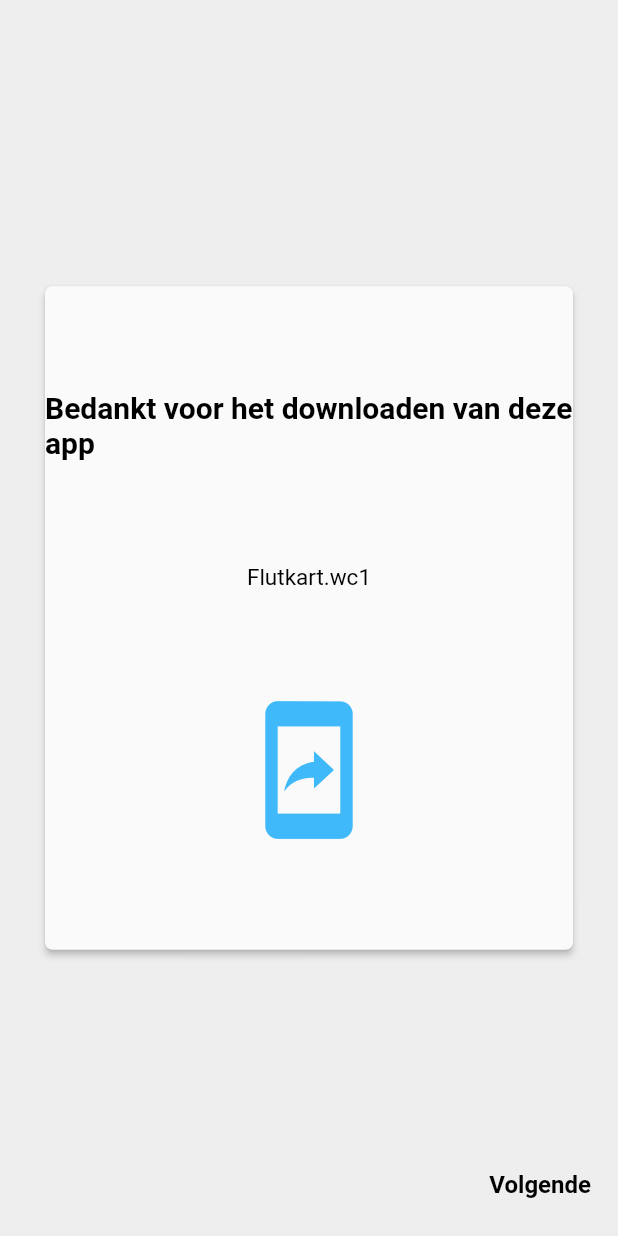
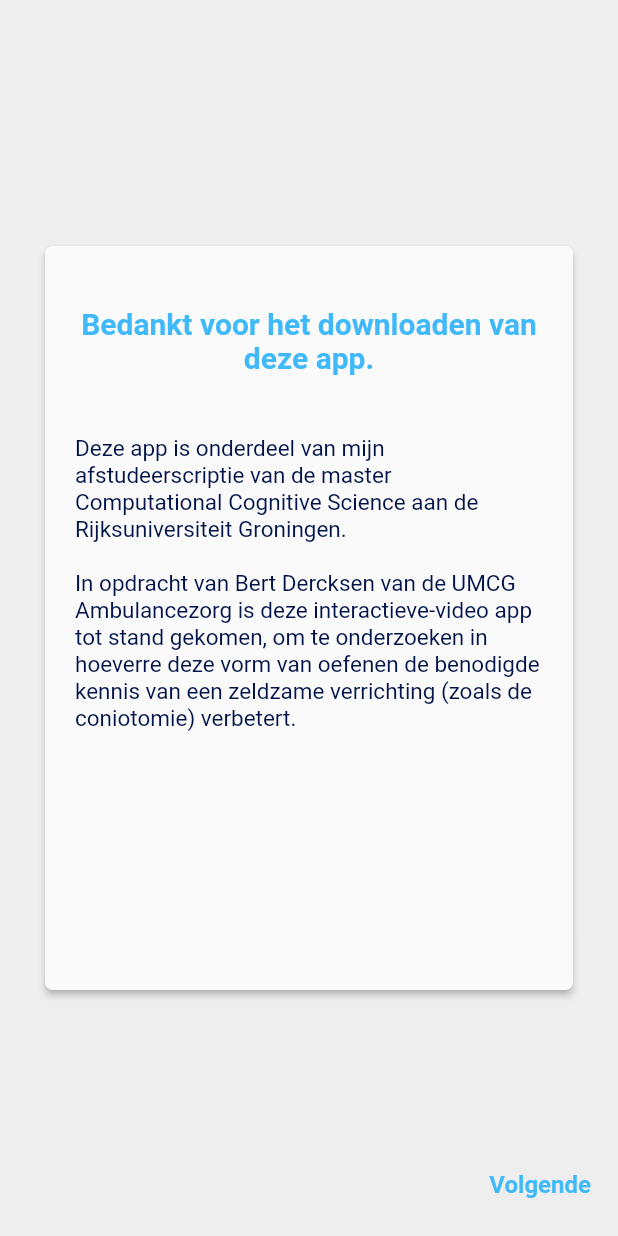
Before and after one commit to floorkuipers/ambu, a Flutter app: the IntroScreen screen opened directly, on a phone screen of 412 x 824 dp. Run offline on Flutter 3.47's test engine with Material 2 defaults, Android fonts, the light colour scheme and no system bars; our stand-ins replace cloud_firestore, firebase_auth, firebase_core, firebase_database, flutter_spinkit, percent_indicator and 2 more; accounts and stored records are empty.

Commit message:
login bug

```diff
--- /dev/null
+++ b/lib/models/appInfo.dart
@@ -0,0 +1,12 @@
+class appInfo{
+  static const String bedankt = "Bedankt voor het downloaden van deze app.";
+  static const String bedanktText = "Deze app is onderdeel van mijn afstudeerscriptie van de master Computational Cognitive Science aan de Rijksuniversiteit Groningen. \n\nIn opdracht van Bert Dercksen van de UMCG Ambulancezorg is deze interactieve-video app tot stand gekomen, om te onderzoeken in hoeverre deze vorm van oefenen de benodigde kennis van een zeldzame verrichting (zoals de coniotomie) verbetert.";
+  static const String hoe = "Hoe werkt de app?";
+  static const String hoeText = "In deze zogenoemde beta versie van de app zijn er alleen van de verrichting Coniotomie oefeningen te vinden. Door te klikken op deze verrichting krijg je een lijst met interactieve video oefeningen te zien. Ter voorbereiding op de beoordeling met de fantoompop vraag ik je om deze oefeningen te doen. \n\nOm overzicht te krijgen van de hoeveelheid deelnemers van mijn app is het nodig om een account aan te maken. Dit kun je doen door in te loggen met een e-mailadres of door ‘anoniem’ in te loggen. Let op: als je anoniem inlogt ben je je gegevens en voortgang kwijt zodra je uitlogt.";
+  static const String gegevens = "Gegevens";
+  static const String gegevensText = "De app houdt je score bij op de verschillende oefeningen en welke oefeningen reeds zijn uitgevoerd en welke nog niet. \n\nDeze gegevens worden verwijderd uit de database zodra de fantoompop toetsingen geweest zijn en zullen alleen intern gebruikt worden voor mijn benoemde scriptie onderzoek.";
+  static const String vastlopen = "Loop je ergens tegenaan?";
+  static const String vastlopenText = "De app is nog in ontwikkeling en kan daarom soms onvoorzien even niet zo goed werken. \n\nAls je ergens op vastloopt in de app, waardoor je niet goed de oefeningen kan voltooien, laat het dan weten via het invulformulier op je persoonlijke pagina in de app. \n\nVoor overige vragen kun je contact opnemen met mij via f.t.a.kuipers@student.rug.nl. \n\nDeze informatie is terug te lezen via \n'Menu -> App info'";
+
+
+}
--- a/lib/pages/authenticate/sign_in.dart
+++ b/lib/pages/authenticate/sign_in.dart
@@ -61,7 +61,7 @@ class _SignInState extends State<SignIn> {
                   children: [
                     Padding(
                       padding: EdgeInsets.fromLTRB(50, 50,50,0),
-                      child: Text('Bedankt voor het downloaden van deze app! \n\nHeb je al een account? Dan kun je hieronder inloggen',textAlign: TextAlign.center, style: TextStyle(color: AppTheme.colors.textColor,fontSize: 17),)
+                      child: Text('Heb je al een account? Dan kun je hieronder inloggen',textAlign: TextAlign.center, style: TextStyle(color: AppTheme.colors.textColor,fontSize: 17),)
                     ),
                     Container(
                       padding: EdgeInsets.symmetric(vertical: 20.0, horizontal: 50.0),
--- a/lib/pages/initialrouting.dart
+++ b/lib/pages/initialrouting.dart
@@ -30,11 +30,13 @@ class _SplashScreenState extends State<SplashScreen> {
   }
 
   void navigationPageHome() {
+    Navigator.of(context).pop;
     Navigator.of(context).push(MaterialPageRoute(
         builder: (BuildContext context) => Wrapper())); //Wrapper
   }
 
   void navigationPageWel() {
+    Navigator.of(context).pop;
     Navigator.of(context).push(MaterialPageRoute(
         builder: (BuildContext context) => IntroScreen()));  }
   @override
--- a/lib/pages/interactive_videos/videodata.dart
+++ b/lib/pages/interactive_videos/videodata.dart
@@ -241,7 +241,6 @@ int totalScore(List topic) {
       }
     }
   }
-  print('score - $score');
   return score;
 }
 
@@ -257,7 +256,6 @@ int getProgress(List topic) {
       }
     }
   }
-  print('progress - $progress');
   return progress;
 }
 
--- a/lib/pages/walkthrough.dart
+++ b/lib/pages/walkthrough.dart
@@ -47,8 +47,6 @@ class WalkthroughState extends State<Walkthrough>
 
   @override
   Widget build(BuildContext context) {
-    final imagecolor = AppTheme.colors.primaryColor;
-
     return new Container(
       padding: EdgeInsets.all(20.0),
       child: Material(
@@ -57,35 +55,41 @@ class WalkthroughState extends State<Walkthrough>
         borderRadius: BorderRadius.all(Radius.circular(5.0)),
         child: Column(
           mainAxisSize: MainAxisSize.min,
-          mainAxisAlignment: MainAxisAlignment.spaceEvenly,
+          mainAxisAlignment: MainAxisAlignment.start,
           children: <Widget>[
             new Transform(
               transform:
               new Matrix4.translationValues(animation.value, 0.0, 0.0),
+              child: Padding(
+                padding: EdgeInsets.fromLTRB(20, 40, 20, 0),
                 child: new Text(
                   widget.title,
+                  textAlign: TextAlign.center,
                   style: TextStyle(
                       fontSize: 20.0,
                       fontWeight: FontWeight.bold,
-                    color: Colors.black),
+                      color: AppTheme.colors.primaryColor),
+                ),
               ),
             ),
             new Transform(
               transform:
               new Matrix4.translationValues(animation.value, 0.0, 0.0),
+              child: Padding(
+                padding: EdgeInsets.fromLTRB(20, 40, 20, 50),
                 child: new Text(widget.content,
                     softWrap: true,
-                  textAlign: TextAlign.center,
                     style: TextStyle(
                         fontWeight: FontWeight.normal,
-                      fontSize: 15.0,
-                      color: Colors.black)),
+                        fontSize: 15,
+                        color: AppTheme.colors.textColor)),
               ),
-            new Icon(
-              widget.imageIcon,
-              size: 100.0,
-              color: imagecolor,
-            )
+            ),
+            // new Icon(
+            //   widget.imageIcon,
+            //   size: 100.0,
+            //   color: imagecolor,
+            // )
           ],
         ),
       ),
--- a/lib/pages/welcomepage.dart
+++ b/lib/pages/welcomepage.dart
@@ -1,8 +1,9 @@
 import 'package:ambu/pages/walkthrough.dart';
 import 'package:ambu/pages/wrapper.dart';
 import 'package:flutter/material.dart';
-
+import 'package:ambu/models/appInfo.dart';
 import '../theme/app_theme.dart';
+import 'authenticate/authenticate.dart';
 
 class IntroScreen extends StatefulWidget {
   @override
@@ -29,11 +30,16 @@ class IntroScreenState extends State<IntroScreen> {
 
   @override
   Widget build(BuildContext context) {
-    return Scaffold(
+
+    return Container(
+      constraints: BoxConstraints.expand(),
+      decoration: const BoxDecoration(
+        image: DecorationImage(
+            image: AssetImage("images/infoschermBolletjes.png"),
+            fit: BoxFit.cover),
+      ),
+      child: Scaffold(
           body: Stack(fit: StackFit.expand, children: <Widget>[
-          Container(
-            decoration: BoxDecoration(color: AppTheme.colors.primaryColor),
-          ),
                Container(
                 color: Color(0xFFEEEEEE),
                 padding: EdgeInsets.all(10.0),
@@ -45,32 +51,30 @@ class IntroScreenState extends State<IntroScreen> {
                       child: Container(),
                     ),
                     Expanded(
-              flex: 3,
+                      flex: 4,
                       child: PageView(
                         children: <Widget>[
                           Walkthrough(
                             // TODO: insert appname
-                    title: "Bedankt voor het downloaden van deze app",
-                    content: "Flutkart.wc1",
-                    imageIcon: Icons.mobile_screen_share,
+                            title: appInfo.bedankt,
+                            content: appInfo.bedanktText,
+                            // imageIcon: Icons.mobile_screen_share,
 
                           ),
                           Walkthrough(
-                    title: "Deze app is onderdeel van mijn afstudeerscriptie",
-                    //TODO: schrijf omschrijving van deze app en mijn scriptie
-                    content: "Flutkart.wc2",
-                    imageIcon: Icons.search,
+                            title: appInfo.hoe,
+                            content: appInfo.hoeText,
+                            // imageIcon: Icons.search,
                           ),
                           Walkthrough(
-                    title: "Hoe werkt de app?",
-                    //TODO: schrijf uitleg van de app
-                    content: "Flutkart.wc3",
-                    imageIcon: Icons.shopping_cart,
+                            title: appInfo.gegevens,
+                            content: appInfo.gegevensText,
+                            //   imageIcon: Icons.shopping_cart,
                           ),
                           Walkthrough(
-                    title: "Flutkart.wt4",
-                    content: "Flutkart.wc4",
-                    imageIcon: Icons.verified_user,
+                            title: appInfo.vastlopen,
+                            content: appInfo.vastlopenText,
+                            //  imageIcon: Icons.verified_user,
                           ),
                         ],
                         controller: controller,
@@ -88,12 +92,12 @@ class IntroScreenState extends State<IntroScreen> {
                             child: TextButton(
                               child: Text(lastPage ? "Klaar" : "Volgende",
                                   style: TextStyle(
-                              color: Colors.black,
+                                      color: AppTheme.colors.primaryColor,
                                       fontWeight: FontWeight.bold,
                                       fontSize: 16.0)),
                               onPressed: () => lastPage
-                          ? Navigator.of(context).push(MaterialPageRoute(
-                              builder: (BuildContext context) => Wrapper()))
+                                  ?
+                              toHome()
                                   : controller.nextPage(
                                   duration: Duration(milliseconds: 300),
                                   curve: Curves.easeIn),
@@ -104,7 +108,14 @@ class IntroScreenState extends State<IntroScreen> {
                     )
                   ],
                 ),
-      )
-    ]));
+      ),
+      ])),
+    );
+  }
+
+  toHome() {
+    Navigator.of(context).pop;
+    Navigator.of(context).push(MaterialPageRoute(
+        builder: (BuildContext context) => Wrapper()));
   }
 }
--- a/lib/pages/wrapper.dart
+++ b/lib/pages/wrapper.dart
@@ -11,10 +11,10 @@ class Wrapper extends StatelessWidget {
     final user = Provider.of<MyUser>(context);
 
     // return either the Home or Authenticate widget
-    if (user == null){
+    if (user != null){
+      return Homepage();
+    } else {
       return Authenticate();
-    } else {
-      return Homepage();
     }
 
   }
--- a/pubspec.yaml
+++ b/pubspec.yaml
@@ -91,6 +91,7 @@ flutter:
      - images/bloedglucose-meten.jpg
      - images/star_border.png
      - images/doctor.png
+     - images/infoschermBolletjes.png
      - images/bolletjes.png
      - videos/Doczero1.mp4
      - videos/Doczero2.mp4
```
Also changed, not shown: lib/pages/authenticate/authenticate.dart (+4 -4 lines), lib/pages/authenticate/register.dart (+89 -47 lines), lib/pages/interactive_videos/videoPlayerScreen.dart (+9 -1 lines), lib/services/auth.dart (+5 -2 lines), images/infoschermBolletjes.png (added). Lines whose indentation alone changed are shown as unchanged.
